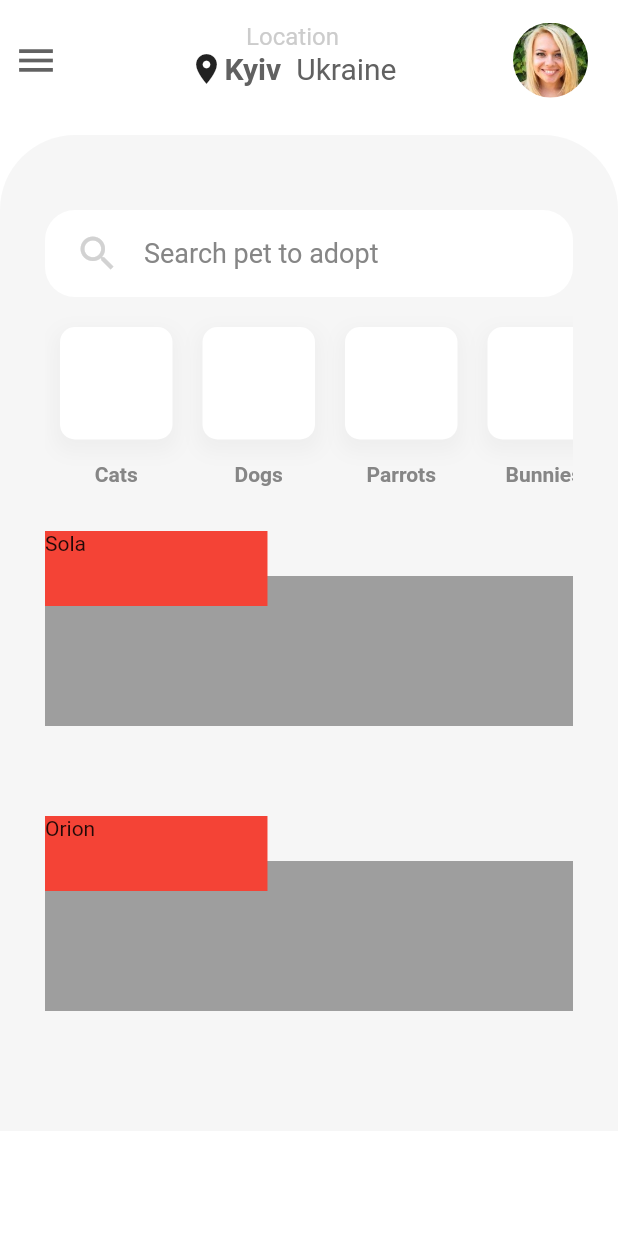
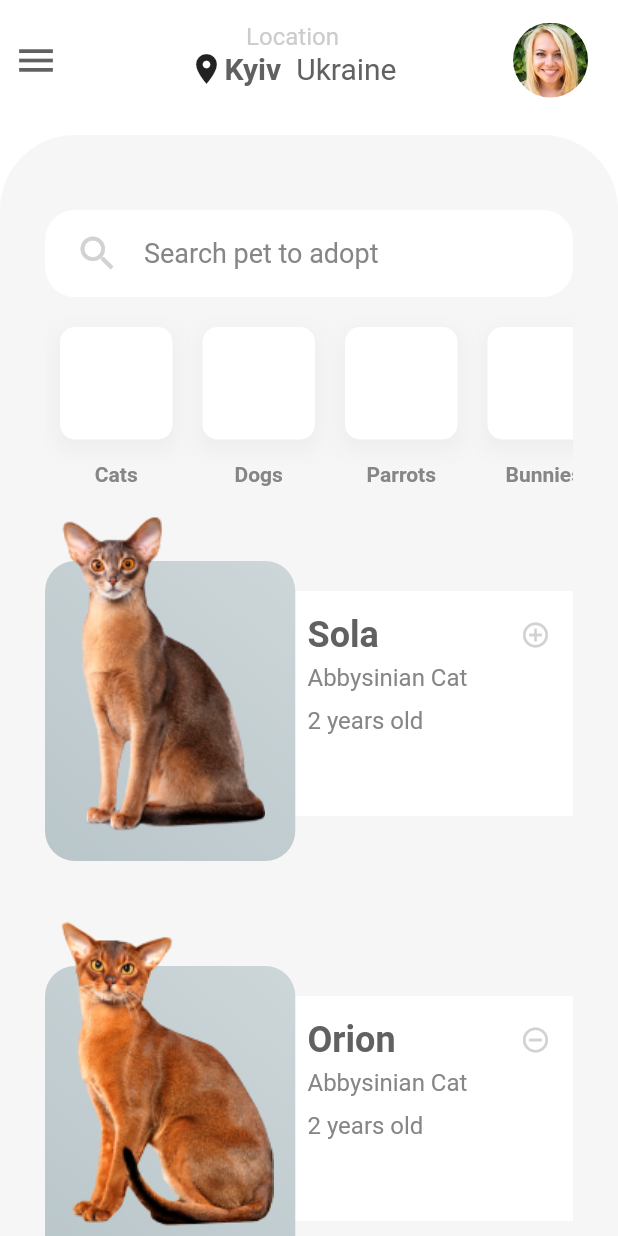
Before and after one commit to codingbbq/pets_adoption_app, a Flutter app: the screen it shows after launch, on a phone screen of 412 x 824 dp. Run offline on Flutter 3.47's test engine with Material 2 defaults, Android fonts, the phone set to English and light mode, and no system bars.

Commit message:
Home page listing of data, flutter stack and positioning widget usage

```diff
--- a/lib/components/home_page/list_data.dart
+++ b/lib/components/home_page/list_data.dart
@@ -1,5 +1,6 @@
 import 'package:flutter/material.dart';
 import 'package:pets_adoption_app/models/cat.dart';
+import 'package:pets_adoption_app/utils/colors.dart';
 
 class ListData extends StatelessWidget {
   @override
@@ -15,25 +16,109 @@ class CatCard extends StatelessWidget {
   CatCard({
     this.cat
   });
+
+
+  showGenderIcon(int gender) {
+    if(gender == 1) {
+      return Icon(
+        Icons.add_circle_outline,
+        size: 20.0,
+        color: iconColor,
+      );
+    }else{
+      return Icon(
+        Icons.remove_circle_outline,
+        size: 20.0,
+        color: iconColor,
+      );
+    }
+  }
+
   @override
   Widget build(BuildContext context) {
     return Container(
-      margin: const EdgeInsets.symmetric(vertical: 30.0),
+      margin: const EdgeInsets.symmetric(vertical: 20.0),
       child: Stack(
         children: <Widget>[
           Container(
-            margin: const EdgeInsets.only(top: 30.0),
+            margin: const EdgeInsets.only(top: 50.0),
             width: MediaQuery.of(context).size.width * 0.90,
-            height: 100,
-            color: Colors.grey,
-            child: Text(cat.name)
+            height: 150,
+            color: Colors.white,
+            child: Container(
+              margin: const EdgeInsets.only(left: 160),
+              padding: const EdgeInsets.all(15.0),
+              child: Column(
+                crossAxisAlignment: CrossAxisAlignment.start,
+                children: <Widget>[
+                  Row(
+                    mainAxisAlignment: MainAxisAlignment.spaceBetween,
+                    children: <Widget>[
+                      Text(
+                        cat.name,
+                        style: TextStyle(
+                          color: textColor,
+                          fontWeight: FontWeight.bold,
+                          fontSize: 24.0
+                        ),
+                      ),
+                      showGenderIcon(cat.gender)
+                    ],
+                  ),
+
+                  SizedBox(height: 5.0,),
+
+                  Text(
+                    cat.type,
+                    style: TextStyle(
+                      fontSize: 16.0,
+                      color: secondaryTextColor
+                    ),
+                  ),
+
+                  SizedBox(height: 10.0,),
+
+                  Text(
+                    cat.age.toString() + " years old",
+                    style: TextStyle(
+                      fontSize: 16.0,
+                      color: secondaryTextColor
+                    ),
+                  ),
+
+                  SizedBox(height: 10.0,),
+
+                  Row(
+
+                  )
+
+                ],
+              ),
+            )
           ),
-          Container(
-            width: (MediaQuery.of(context).size.width * 0.90) * 0.40,
-            height: 50,
-            color: Colors.red,
-            child: Text(cat.name)
+          Positioned(
+            child: Container(
+              margin: const EdgeInsets.only(top: 30.0),
+              width: (MediaQuery.of(context).size.width * 0.90) * 0.45,
+              height: 200,
+              decoration: BoxDecoration(
+                borderRadius: BorderRadius.circular(20.0),
+                gradient: LinearGradient(
+                  begin: Alignment.topRight,
+                  end: Alignment.bottomLeft,
+                  colors: [Color(0xFFcdd6d9), Color(0xFFb9c6ca)]
+                )
+              ),
+            ),
+          ),
+          Align(
+            alignment: Alignment(-0.9, -50),
+            child: Image.asset(
+              cat.image,
+
+            ),
           )
+
         ],
       ),
     );
--- a/lib/models/cat.dart
+++ b/lib/models/cat.dart
@@ -1,12 +1,8 @@
-enum Gender {
-  male, female
-}
-
 class Cat {
   final int id;
   final String name;
   final String type;
-  final Gender gender;
+  final int gender;
   final int age;
   final double distance;
   final String location;
@@ -37,7 +33,7 @@ final List<Cat> cat = [
     id: 1,
     name: "Sola",
     type: "Abbysinian Cat",
-    gender: Gender.male,
+    gender: 1,
     age: 2,
     distance: 3.5,
     location: "5 Bouvlerian street",
@@ -51,7 +47,7 @@ final List<Cat> cat = [
     id: 2,
     name: "Orion",
     type: "Abbysinian Cat",
-    gender: Gender.female,
+    gender: 0,
     age: 2,
     distance: 3.5,
     location: "5 Bouvlerian street",
--- a/pubspec.yaml
+++ b/pubspec.yaml
@@ -43,6 +43,7 @@ flutter:
   # To add assets to your application, add an assets section, like this:
   assets:
    - assets/images/
+   - assets/images/cat/
 
   # An image asset can refer to one or more resolution-specific "variants", see
   # https://flutter.dev/assets-and-images/#resolution-aware.
```
